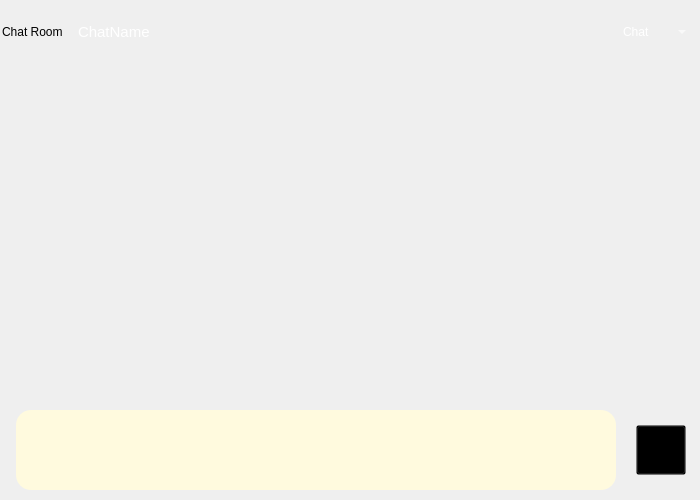
verina101/Chat-Application, file Chat-Application/ChatRoom.ui: the form before one commit.
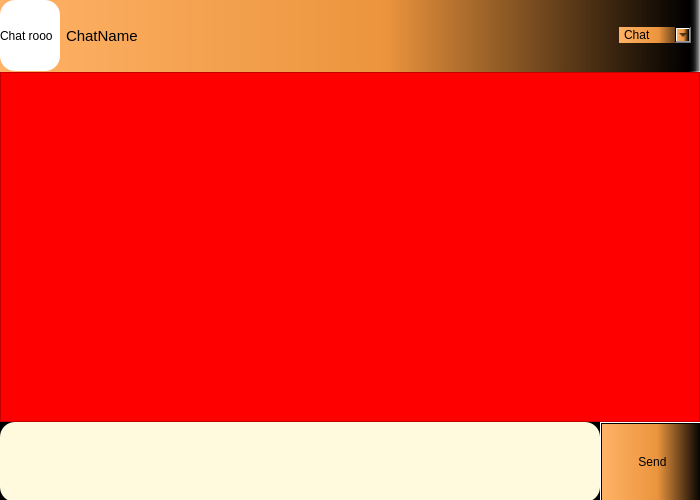
The form after the commit.

```diff
--- a/Chat-Application/ChatRoom.ui
+++ b/Chat-Application/ChatRoom.ui
@@ -10,39 +10,22 @@
     <height>500</height>
    </rect>
   </property>
-  <property name="maximumSize">
-   <size>
-    <width>700</width>
-    <height>500</height>
-   </size>
-  </property>
   <property name="windowTitle">
    <string>Form</string>
   </property>
   <property name="styleSheet">
-   <string notr="true"/>
+   <string notr="true">background:qlineargradient(spread:pad, x1:0, y1:0, x2:1, y2:0, stop:0 rgba(255, 178, 102, 255), stop:0.55 rgba(235, 148, 61, 255), stop:0.98 rgba(0, 0, 0, 255), stop:1 rgba(0, 0, 0, 0));</string>
   </property>
-  <layout class="QVBoxLayout" name="verticalLayout">
-   <property name="leftMargin">
-    <number>0</number>
+  <widget class="QWidget" name="layoutWidget">
+   <property name="geometry">
+    <rect>
+     <x>0</x>
+     <y>0</y>
+     <width>701</width>
+     <height>71</height>
+    </rect>
    </property>
-   <property name="topMargin">
-    <number>0</number>
-   </property>
-   <property name="rightMargin">
-    <number>0</number>
-   </property>
-   <property name="bottomMargin">
-    <number>0</number>
-   </property>
-   <item>
     <layout class="QHBoxLayout" name="horizontalLayout">
-     <property name="leftMargin">
-      <number>2</number>
-     </property>
-     <property name="topMargin">
-      <number>2</number>
-     </property>
      <property name="rightMargin">
       <number>10</number>
      </property>
@@ -50,15 +33,16 @@
       <widget class="QLabel" name="label_image">
        <property name="minimumSize">
         <size>
-         <width>70</width>
-         <height>60</height>
+        <width>60</width>
+        <height>50</height>
         </size>
        </property>
        <property name="styleSheet">
-        <string notr="true">background:transparent;</string>
+       <string notr="true">background:white;
+border-radius:15px;</string>
        </property>
        <property name="text">
-        <string>Chat Room</string>
+       <string>Chat rooo</string>
        </property>
       </widget>
      </item>
@@ -71,9 +55,8 @@
         </size>
        </property>
        <property name="styleSheet">
-        <string notr="true">color:white;
-font:15px;
-background:transparent;</string>
+       <string notr="true">background:transparent;
+font:15px;</string>
        </property>
        <property name="text">
         <string>ChatName</string>
@@ -105,9 +88,7 @@
         </size>
        </property>
        <property name="styleSheet">
-        <string notr="true">background:transparent;
-color:white;
-border-radius:15px;
+       <string notr="true">border-radius:15px;
 </string>
        </property>
        <item>
@@ -128,17 +109,20 @@
       </widget>
      </item>
     </layout>
-   </item>
-   <item>
+  </widget>
     <widget class="QStackedWidget" name="stackedWidget">
-     <property name="maximumSize">
-      <size>
-       <width>16777215</width>
-       <height>500</height>
-      </size>
+   <property name="geometry">
+    <rect>
+     <x>0</x>
+     <y>72</y>
+     <width>700</width>
+     <height>428</height>
+    </rect>
      </property>
      <property name="styleSheet">
-      <string notr="true"/>
+    <string notr="true">background: black;;
+
+</string>
      </property>
      <property name="currentIndex">
       <number>0</number>
@@ -147,56 +131,14 @@
       <property name="styleSheet">
        <string notr="true"/>
       </property>
-      <layout class="QVBoxLayout" name="verticalLayout_2">
-       <property name="leftMargin">
-        <number>0</number>
-       </property>
-       <property name="topMargin">
-        <number>0</number>
-       </property>
-       <property name="rightMargin">
-        <number>0</number>
-       </property>
-       <property name="bottomMargin">
-        <number>0</number>
-       </property>
-       <item>
-        <widget class="QListWidget" name="listWidget">
-         <property name="minimumSize">
-          <size>
-           <width>0</width>
-           <height>320</height>
-          </size>
-         </property>
-         <property name="styleSheet">
-          <string notr="true">background:transparent;</string>
-         </property>
-         <property name="autoScrollMargin">
-          <number>10</number>
-         </property>
-        </widget>
-       </item>
-       <item>
-        <layout class="QHBoxLayout" name="horizontalLayout_2">
-         <property name="leftMargin">
-          <number>2</number>
-         </property>
-         <property name="bottomMargin">
-          <number>10</number>
-         </property>
-         <item>
           <widget class="QPlainTextEdit" name="plainTextEdit">
-           <property name="minimumSize">
-            <size>
+     <property name="geometry">
+      <rect>
+       <x>0</x>
+       <y>350</y>
              <width>600</width>
              <height>80</height>
-            </size>
-           </property>
-           <property name="maximumSize">
-            <size>
-             <width>600</width>
-             <height>80</height>
-            </size>
+      </rect>
            </property>
            <property name="styleSheet">
             <string notr="true">background:rgb(255, 250, 222);
@@ -208,36 +150,41 @@
 </string>
            </property>
           </widget>
-         </item>
-         <item>
           <widget class="QPushButton" name="pushButton_send">
-           <property name="maximumSize">
-            <size>
-             <width>50</width>
-             <height>50</height>
-            </size>
+     <property name="geometry">
+      <rect>
+       <x>600</x>
+       <y>350</y>
+       <width>105</width>
+       <height>80</height>
+      </rect>
            </property>
            <property name="styleSheet">
-            <string notr="true">background:transparent;</string>
+      <string notr="true">background:qlineargradient(spread:pad, x1:0, y1:0, x2:1, y2:0, stop:0 rgba(255, 178, 102, 255), stop:0.55 rgba(235, 148, 61, 255), stop:0.98 rgba(0, 0, 0, 255), stop:1 rgba(0, 0, 0, 0));
+</string>
            </property>
            <property name="text">
-            <string/>
-           </property>
-           <property name="iconSize">
-            <size>
-             <width>30</width>
-             <height>30</height>
-            </size>
-           </property>
-          </widget>
-         </item>
-        </layout>
-       </item>
-      </layout>
-     </widget>
-    </widget>
-   </item>
-  </layout>
+      <string>Send</string>
+     </property>
+    </widget>
+    <widget class="QListWidget" name="listWidget">
+     <property name="geometry">
+      <rect>
+       <x>0</x>
+       <y>0</y>
+       <width>700</width>
+       <height>350</height>
+      </rect>
+     </property>
+     <property name="styleSheet">
+      <string notr="true">background:red;;</string>
+     </property>
+     <property name="autoScrollMargin">
+      <number>10</number>
+     </property>
+    </widget>
+   </widget>
+  </widget>
  </widget>
  <resources/>
  <connections/>
```
Lines whose indentation alone changed are shown as unchanged.
